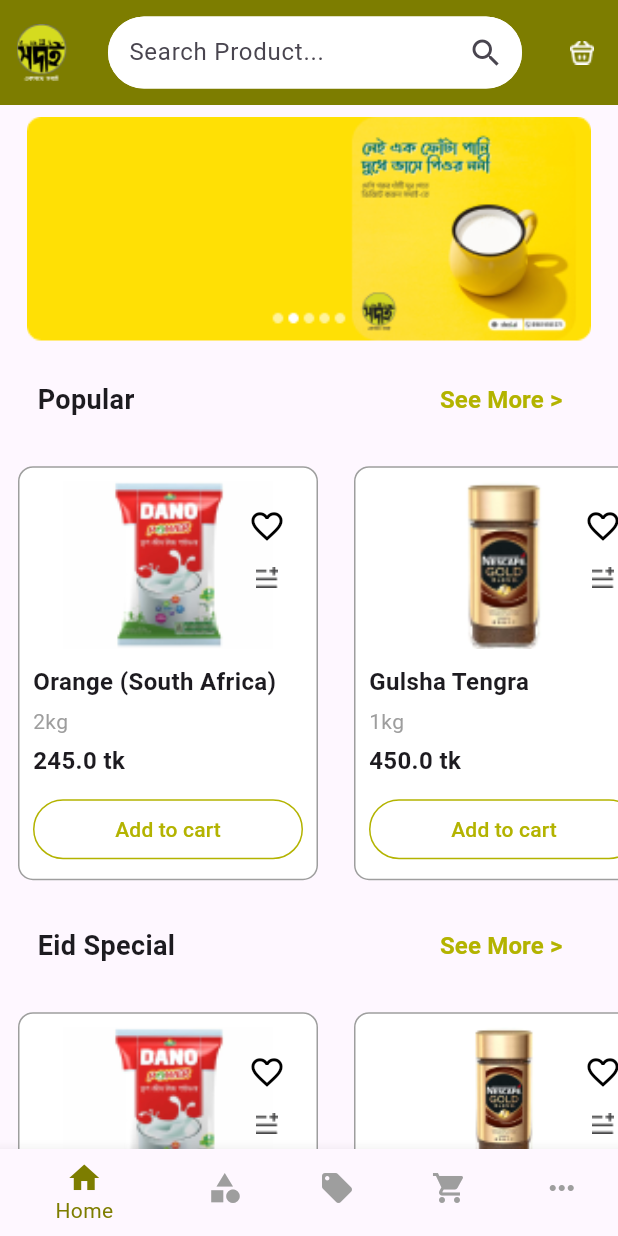
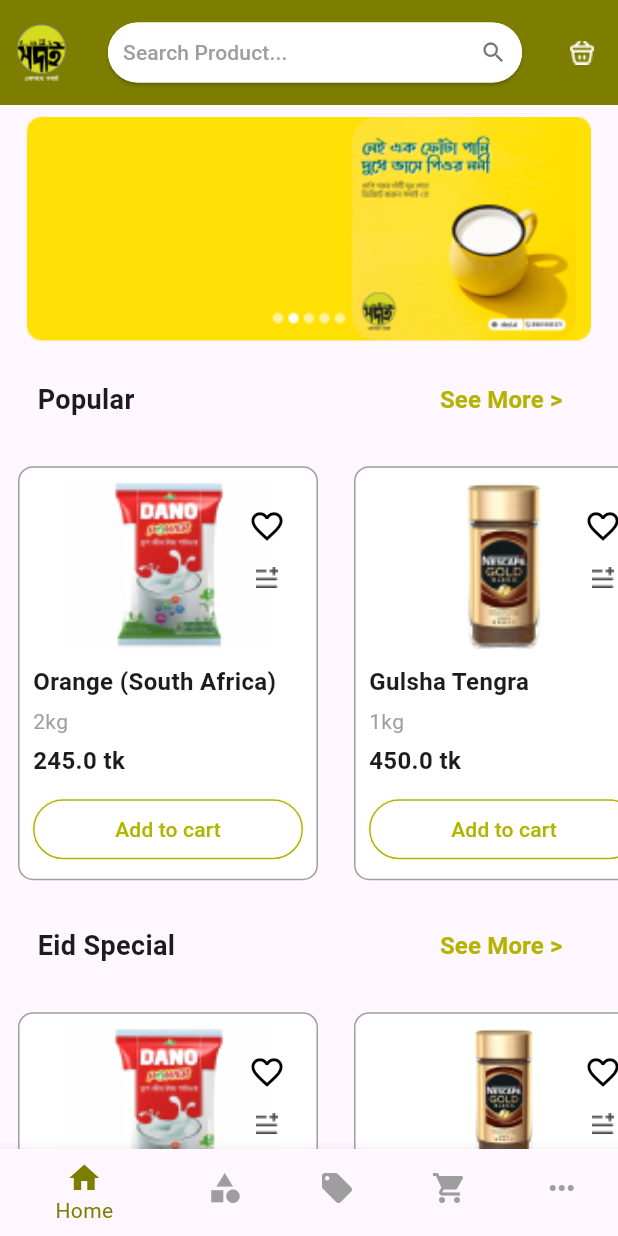
Before and after one commit to sufyan-rahman/shodai-app, a Flutter app: the screen it shows after launch, on a phone screen of 412 x 824 dp. Run offline on Flutter 3.47's test engine with Material 3 defaults, Android fonts, the phone set to English and light mode, and no system bars; drawn by our look-alikes of carousel_slider; our stand-ins replace cloud_firestore, firebase_auth, firebase_core, flutter_countdown_timer, flutter_svg, get and 1 more; accounts and stored records are empty.

Commit message:
search functionality added

```diff
--- a/lib/main.dart
+++ b/lib/main.dart
@@ -1,4 +1,5 @@
 import 'package:ecom/more.dart';
+import 'package:ecom/search.dart';
 import 'package:firebase_core/firebase_core.dart';
 import 'package:flutter/material.dart';
 import 'package:get/get.dart';
@@ -17,7 +18,7 @@ void main() async {
   await Firebase.initializeApp(
     options: DefaultFirebaseOptions.currentPlatform,
   );
-  await addOrUpdateProductsInFirestore('popularProducts', popularProducts);
+  // await addOrUpdateProductsInFirestore('popularProducts', popularProducts);
   // await addOrUpdateProductsInFirestore('eidProducts', eidcards);
   runApp(
     const MyApp(),
@@ -91,27 +92,38 @@ class _MainPageState extends State<MainPage> {
                   },
                 ),
               ),
-              title: GestureDetector(
-                child: const TextField(
-                  decoration: InputDecoration(
-                    hintText: 'Search Product...',
-                    suffixIcon: Icon(Icons.search),
-                    enabledBorder: OutlineInputBorder(
-                      borderSide: BorderSide(color: Colors.white),
-                      borderRadius: BorderRadius.all(Radius.circular(70.0)),
+              title:  ElevatedButton(
+                onPressed: (){ Navigator.push(
+                  context,
+                  MaterialPageRoute(builder: (context) => const SearchPage()),
+                );},
+                style: ElevatedButton.styleFrom(
+                  backgroundColor: Colors.white,
+                  shape: RoundedRectangleBorder(
+                    borderRadius: BorderRadius.circular(70.0),
+                  ),
+                  padding: const EdgeInsets.symmetric(vertical: 0.0, horizontal: 10.0),
+                  side: const BorderSide(color: Colors.white),
+                ),
+                child: Row(
+                  children: [
+                    const Expanded(
+                      child: Text(
+                        'Search Product...',
+                        style: TextStyle(
+                          color: Colors.grey,
+                        ),
+                      ),
                     ),
-                    focusedBorder: OutlineInputBorder(
-                      borderSide: BorderSide(color: Colors.white),
-                      borderRadius: BorderRadius.all(Radius.circular(70.0)),
+                    Icon(
+                      Icons.search,
+                      color: Colors.grey.shade600,
                     ),
-                    filled: true,
-                    fillColor: Colors.white,
-                    contentPadding:
-                        EdgeInsets.symmetric(vertical: 0.0, horizontal: 10.0),
-                  ),
+                  ],
                 ),
               ),
-              actions: [
+
+        actions: [
                 // IconButton(
                 //   icon: SizedBox(
                 //     width: 24,
```
Also changed, not shown: lib/popular.dart (+0 -18 lines), lib/search.dart (added, +99 -0 lines).
